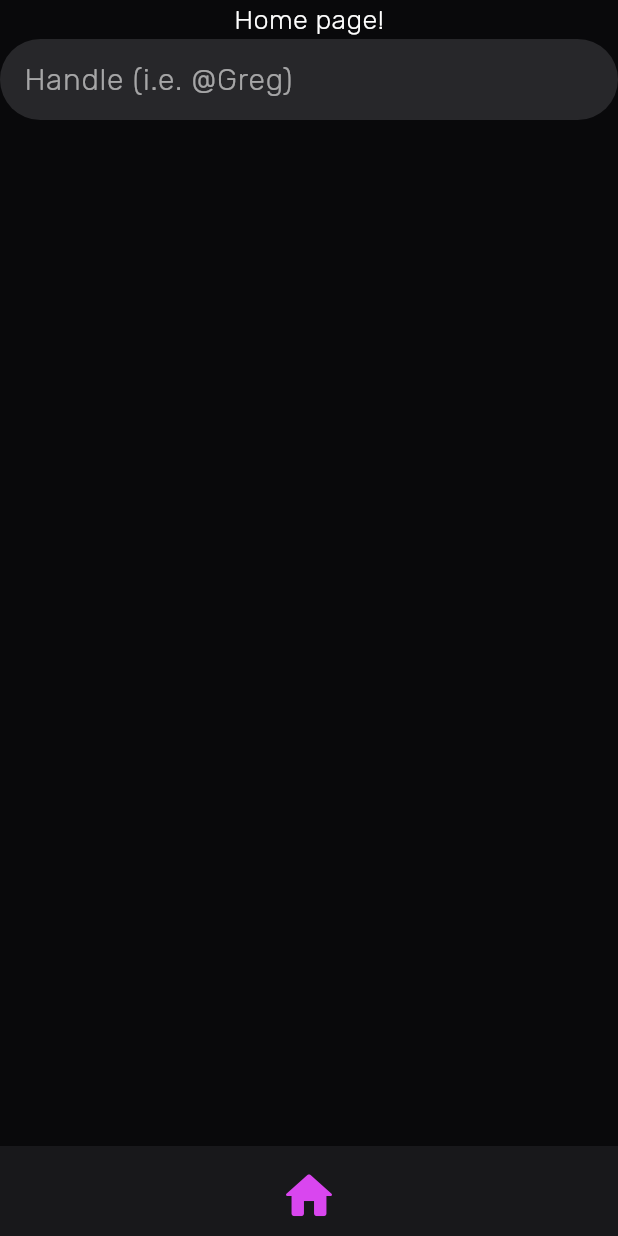
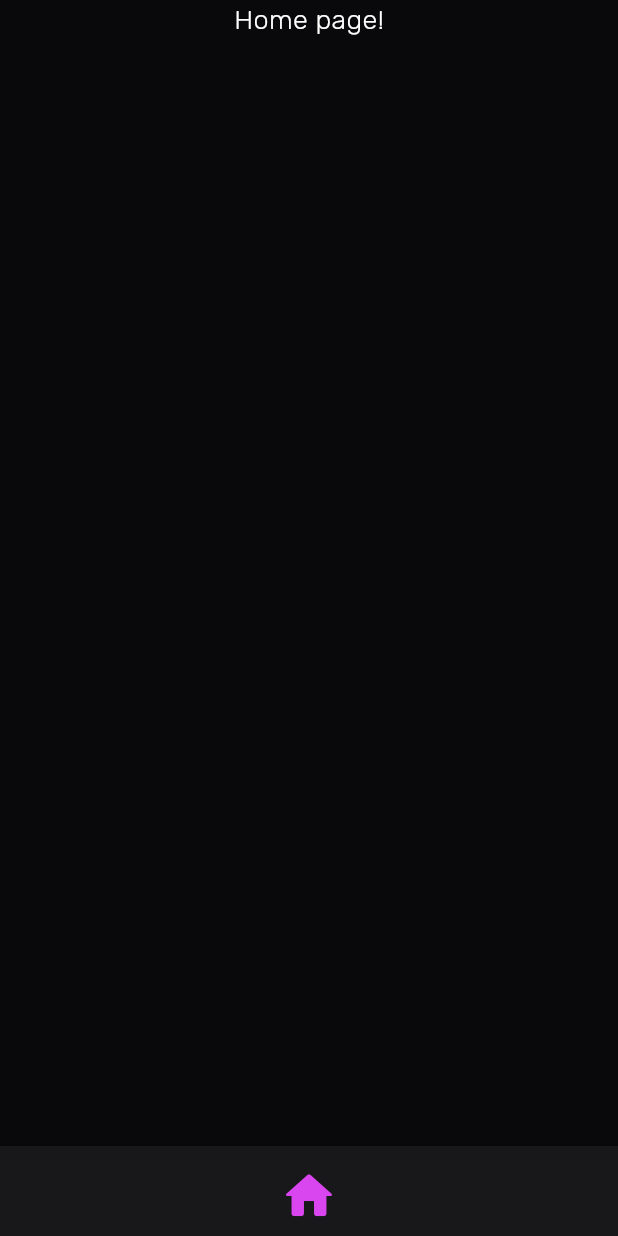
Before and after one commit to ian-shakespeare/caravanner, a Flutter app: the screen it shows after launch, on a phone screen of 412 x 824 dp. Run offline on Flutter 3.47's test engine with Material 2 defaults, Android fonts, the light colour scheme and no system bars; our stand-ins replace google_fonts.

Commit message:
text input controller

```diff
--- a/lib/components/text_input.dart
+++ b/lib/components/text_input.dart
@@ -2,13 +2,15 @@ import "package:caravanner/theme/colors.dart";
 import "package:flutter/material.dart";
 import "package:google_fonts/google_fonts.dart";
 
-class TextInput extends StatelessWidget {
+class CTextInput extends StatelessWidget {
   final String hintText;
-  const TextInput({super.key, required this.hintText});
+  final TextEditingController? controller;
+  const CTextInput({super.key, required this.hintText, this.controller});
 
   @override
   Widget build(BuildContext context) {
     return TextField(
+      controller: controller,
       cursorColor: const Color.fromARGB(200, 255, 255, 255),
       decoration: InputDecoration(
         isDense: true,
--- a/lib/home/home.dart
+++ b/lib/home/home.dart
@@ -1,4 +1,3 @@
-import "package:caravanner/components/text_input.dart";
 import "package:flutter/material.dart";
 import "../theme/text.dart";
 
@@ -11,9 +10,6 @@ class HomeScreen extends StatelessWidget {
       child: Column(
         children: <Widget>[
           CText.paragraph("Home page!"),
-          const TextInput(
-            hintText: "Handle (i.e. @Greg)",
-          )
         ],
       ),
     );
```
